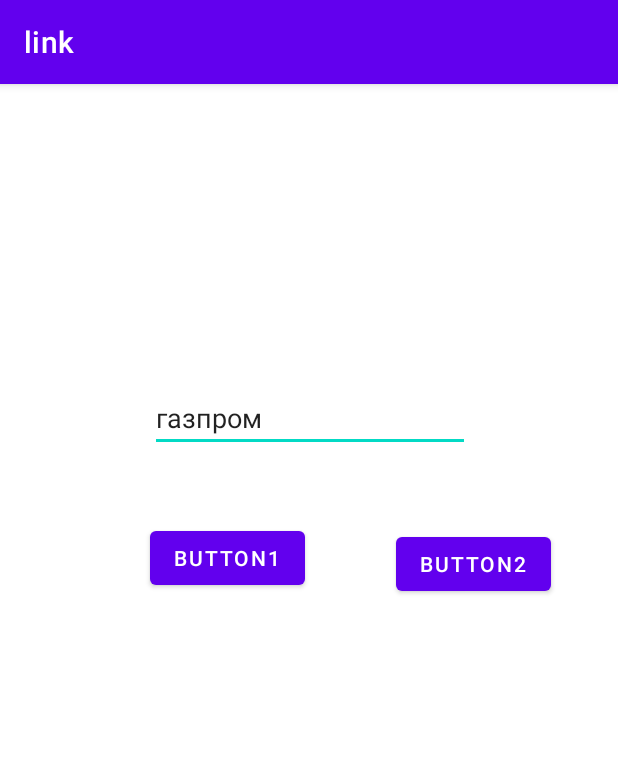
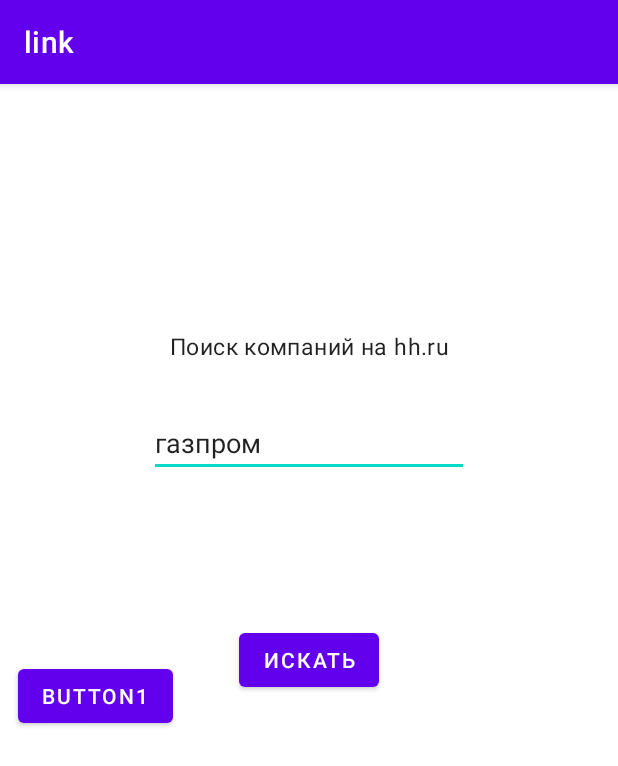
Before and after one commit to alexander883/link, an Android app: the screen it shows after launch (MainActivity), on a phone screen of 412 x 824 dp. Shown: the top 766 px of the screen. Run offline under Robolectric (Android 15) with nearby library versions, the phone set to English and light mode, and no system bars; our stand-ins replace data binding.

Commit message:
работает

```diff
--- a/app/src/main/java/com/example/link/fragments/Fragment1.kt
+++ b/app/src/main/java/com/example/link/fragments/Fragment1.kt
@@ -10,11 +10,11 @@ import androidx.fragment.app.activityViewModels
 import androidx.navigation.fragment.findNavController
 import com.example.link.R
 import com.example.link.databinding.Fragment1Binding
-import com.example.link.viewmodel.HhApiViewModel
+import com.example.link.viewmodel.SharedViewModel
 
 class Fragment1 : Fragment() {
     private lateinit var binding: Fragment1Binding
-    private val apiviewmodel: HhApiViewModel by activityViewModels()
+    private val apiviewmodel: SharedViewModel by activityViewModels()
 
     override fun onCreateView(
         inflater: LayoutInflater, container: ViewGroup?,
--- a/app/src/main/java/com/example/link/fragments/FragmentInformation.kt
+++ b/app/src/main/java/com/example/link/fragments/FragmentInformation.kt
@@ -7,12 +7,12 @@ import android.view.ViewGroup
 import androidx.fragment.app.Fragment
 import androidx.fragment.app.activityViewModels
 import com.example.link.databinding.FragmentInformationBinding
-import com.example.link.viewmodel.HhApiViewModel
+import com.example.link.viewmodel.SharedViewModel
 
 
 class FragmentInformation : Fragment() {
     private lateinit var binding: FragmentInformationBinding
-    private val apiviewmodel: HhApiViewModel by activityViewModels()
+    private val apiviewmodel: SharedViewModel by activityViewModels()
     override fun onCreateView(
         inflater: LayoutInflater, container: ViewGroup?,
         savedInstanceState: Bundle?
--- a/app/src/main/java/com/example/link/fragments/FragmentRecycler.kt
+++ b/app/src/main/java/com/example/link/fragments/FragmentRecycler.kt
@@ -12,11 +12,11 @@ import androidx.navigation.fragment.findNavController
 import com.example.link.R
 import com.example.link.adapter.EmployersAdapter
 import com.example.link.databinding.FragmentRecyclerBinding
-import com.example.link.viewmodel.HhApiViewModel
+import com.example.link.viewmodel.SharedViewModel
 
 class FragmentRecycler : Fragment(), EmployersAdapter.OnItemClickListener  {
     private lateinit var binding: FragmentRecyclerBinding
-    private val apiviewmodel: HhApiViewModel by activityViewModels()
+    private val apiviewmodel: SharedViewModel by activityViewModels()
     private val adapter = EmployersAdapter(this)
 
     override fun onCreateView(
--- a/app/src/main/java/com/example/link/fragments/FragmentResult.kt
+++ b/app/src/main/java/com/example/link/fragments/FragmentResult.kt
@@ -1,18 +1,18 @@
 package com.example.link.fragments
 
 import android.os.Bundle
-import androidx.fragment.app.Fragment
 import android.view.LayoutInflater
 import android.view.View
 import android.view.ViewGroup
+import androidx.fragment.app.Fragment
 import androidx.fragment.app.activityViewModels
-import com.example.link.viewmodel.HhApiViewModel
 import com.example.link.databinding.FragmentResultBinding
+import com.example.link.viewmodel.SharedViewModel
 
 
 class FragmentResult : Fragment() {
     private lateinit var binding: FragmentResultBinding
-    private val apiviewmodel: HhApiViewModel by activityViewModels()
+    private val apiviewmodel: SharedViewModel by activityViewModels()
     override fun onCreateView(
         inflater: LayoutInflater, container: ViewGroup?,
         savedInstanceState: Bundle?
--- a/app/src/main/java/com/example/link/network/HhApiService.kt.kt
+++ b/app/src/main/java/com/example/link/network/HhApiService.kt.kt
@@ -9,7 +9,7 @@ import retrofit2.http.GET
 import retrofit2.http.Path
 import retrofit2.http.Query
 ///////////////https://github.com/hhru/api
-
+////https://github.com/hhru/api/blob/master/docs/employers.md#search
 private const val BASE_URL ="https://api.hh.ru/"
 private const val request="employers/"
 
--- a/app/src/main/java/com/example/link/viewmodel/SharedViewModel.kt
+++ b/app/src/main/java/com/example/link/viewmodel/SharedViewModel.kt
@@ -11,7 +11,7 @@ import kotlinx.coroutines.launch
 
 private const val perPage=100//количество позиций на одну запрашиваемую страницу
 
-class HhApiViewModel: ViewModel() {
+class SharedViewModel: ViewModel() {
     ///cписок компаний, получаемых по запросу
     private val _employers = MutableLiveData<List<Item>>()
     val employers: LiveData<List<Item>> = _employers
--- a/app/src/main/res/layout/fragment_1.xml
+++ b/app/src/main/res/layout/fragment_1.xml
@@ -7,7 +7,7 @@
     <data>
         <variable
             name="ApiViewModel"
-            type="com.example.link.viewmodel.HhApiViewModel" />
+            type="com.example.link.viewmodel.SharedViewModel" />
         <variable
             name="Fragment1"
             type="com.example.link.fragments.Fragment1" />
@@ -19,22 +19,24 @@
 
         <EditText
             android:id="@+id/text_searh"
-            android:text="газпром"
             android:layout_width="wrap_content"
             android:layout_height="wrap_content"
-            android:layout_marginStart="100dp"
-            android:layout_marginTop="200dp"
             android:ems="10"
             android:inputType="text"
+            android:text="газпром"
+            app:layout_constraintBottom_toBottomOf="parent"
+            app:layout_constraintEnd_toEndOf="parent"
+            app:layout_constraintHorizontal_bias="0.5"
             app:layout_constraintStart_toStartOf="parent"
-            app:layout_constraintTop_toTopOf="parent" />
+            app:layout_constraintTop_toTopOf="parent"
+            app:layout_constraintVertical_bias="0.3" />
 
         <Button
             android:id="@+id/button1"
             android:layout_width="wrap_content"
             android:layout_height="wrap_content"
-            android:layout_marginStart="100dp"
-            android:layout_marginTop="292dp"
+            android:layout_marginStart="12dp"
+            android:layout_marginTop="384dp"
             android:onClick="@{() ->Fragment1.pressButton1()}"
             android:text="Button1"
             app:layout_constraintStart_toStartOf="parent"
@@ -42,13 +44,28 @@
 
         <Button
             android:id="@+id/button2"
-            android:onClick="@{() ->Fragment1.pressButton2()}"
             android:layout_width="wrap_content"
             android:layout_height="wrap_content"
-            android:layout_marginStart="264dp"
-            android:layout_marginTop="296dp"
-            android:text="Button2"
+            android:onClick="@{() ->Fragment1.pressButton2()}"
+            android:text="Искать"
+            app:layout_constraintBottom_toBottomOf="parent"
+            app:layout_constraintEnd_toEndOf="parent"
+            app:layout_constraintHorizontal_bias="0.5"
             app:layout_constraintStart_toStartOf="parent"
-            app:layout_constraintTop_toTopOf="parent" />
+            app:layout_constraintTop_toTopOf="parent"
+            app:layout_constraintVertical_bias="0.5" />
+
+        <TextView
+            android:id="@+id/textView"
+            style="@style/Widget.TipTime.TextView"
+            android:layout_width="wrap_content"
+            android:layout_height="wrap_content"
+            android:text="Поиск компаний на hh.ru"
+            app:layout_constraintBottom_toBottomOf="parent"
+            app:layout_constraintEnd_toEndOf="parent"
+            app:layout_constraintHorizontal_bias="0.5"
+            app:layout_constraintStart_toStartOf="parent"
+            app:layout_constraintTop_toTopOf="parent"
+            app:layout_constraintVertical_bias="0.220" />
     </androidx.constraintlayout.widget.ConstraintLayout>
 </layout>
--- a/app/src/main/res/layout/fragment_information.xml
+++ b/app/src/main/res/layout/fragment_information.xml
@@ -7,7 +7,7 @@
     <data>
         <variable
             name="ApiViewModel"
-            type="com.example.link.viewmodel.HhApiViewModel" />
+            type="com.example.link.viewmodel.SharedViewModel" />
         <variable
             name="FragmentInformation"
             type="com.example.link.fragments.FragmentInformation" />
--- a/app/src/main/res/layout/fragment_recycler.xml
+++ b/app/src/main/res/layout/fragment_recycler.xml
@@ -5,7 +5,7 @@
     <data>
         <variable
             name="ApiViewModel"
-            type="com.example.link.viewmodel.HhApiViewModel" />
+            type="com.example.link.viewmodel.SharedViewModel" />
         <variable
             name="FragmentRecycler"
             type="com.example.link.fragments.FragmentRecycler" />
--- a/app/src/main/res/layout/fragment_result.xml
+++ b/app/src/main/res/layout/fragment_result.xml
@@ -5,7 +5,7 @@
     <data>
         <variable
             name="ApiViewModel"
-            type="com.example.link.viewmodel.HhApiViewModel" />
+            type="com.example.link.viewmodel.SharedViewModel" />
         <variable
             name="FragmentResult"
             type="com.example.link.fragments.FragmentResult" />
```
